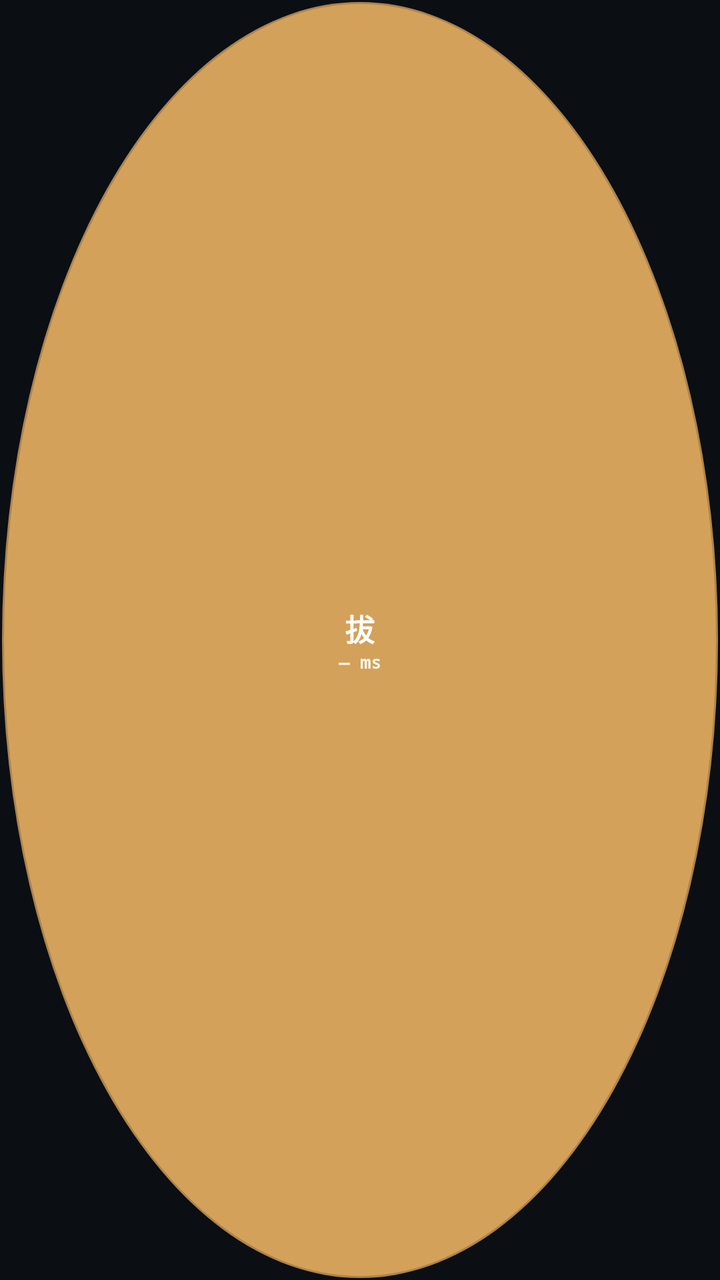
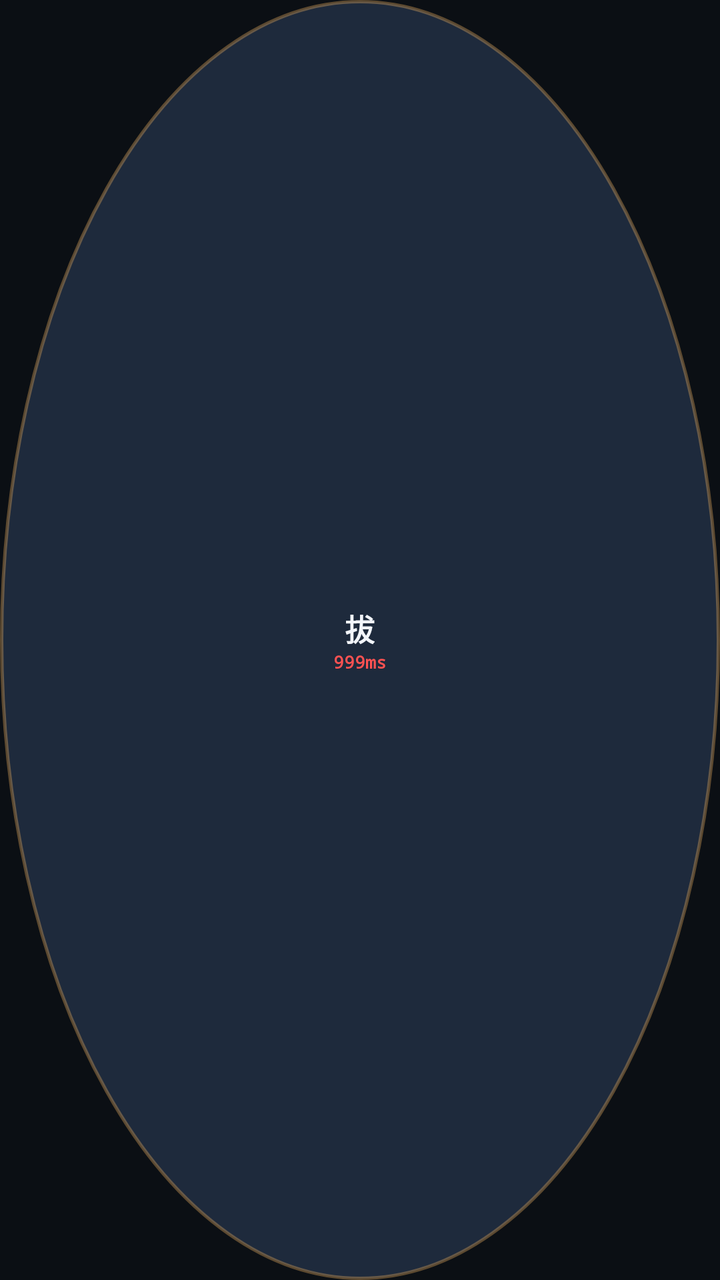

The first picture is an Android layout as it rendered before a commit; the second is the same layout after the commit. The layout source and the unified diff follow.
<!-- AndroidManifest.xml: application theme Theme.LuShiBaXian -->
<!-- res/layout/view_float_ball.xml -->
<?xml version="1.0" encoding="utf-8"?>
<FrameLayout xmlns:android="http://schemas.android.com/apk/res/android"
    android:layout_width="60dp"
    android:layout_height="60dp">

    <LinearLayout
        android:id="@+id/ballRoot"
        android:layout_width="match_parent"
        android:layout_height="match_parent"
        android:background="@drawable/bg_float_ball"
        android:gravity="center"
        android:orientation="vertical"
        android:paddingTop="4dp"
        android:paddingBottom="4dp">

        <TextView
            android:id="@+id/tvBall"
            android:layout_width="wrap_content"
            android:layout_height="wrap_content"
            android:includeFontPadding="false"
            android:text="@string/float_ball_label"
            android:textColor="@color/white"
            android:textSize="15sp"
            android:textStyle="bold" />

        <TextView
            android:id="@+id/tvBallLatency"
            android:layout_width="wrap_content"
            android:layout_height="wrap_content"
            android:layout_marginTop="1dp"
            android:fontFamily="monospace"
            android:includeFontPadding="false"
            android:text="— ms"
            android:textColor="#EEFFFFFF"
            android:textSize="9sp"
            android:textStyle="bold" />
    </LinearLayout>
</FrameLayout>
<!-- resources referenced by this layout -->
<resources>
  <color name="white">#FFFFFF</color>
  <!-- drawable bg_float_ball (drawable) -->
  <?xml version="1.0" encoding="utf-8"?>
  <shape xmlns:android="http://schemas.android.com/apk/res/android"
      android:shape="oval">
      <solid android:color="@color/ball_idle" />
      <stroke
          android:width="2dp"
          android:color="#330B0F14" />
  </shape>
  <string name="float_ball_label">拔</string>
  <style name="Theme.LuShiBaXian" parent="Theme.MaterialComponents.DayNight.NoActionBar">
          <item name="colorPrimary">@color/accent_copper</item>
          <item name="colorPrimaryDark">@color/bg_deep</item>
          <item name="colorAccent">@color/accent_copper</item>
          <item name="android:statusBarColor">@color/bg_deep</item>
          <item name="android:navigationBarColor">@color/bg_deep</item>
          <item name="android:windowBackground">@color/bg_deep</item>
          <item name="android:windowLightStatusBar">false</item>
          <item name="colorOnPrimary">@color/btn_start_text</item>
          <item name="android:textColorPrimary">@color/text_primary</item>
          <item name="android:textColorSecondary">@color/text_secondary</item>
      </style>
  <color name="ball_idle">#D4A15A</color>
  <color name="accent_copper">#D4A15A</color>
  <color name="bg_deep">#0B0F14</color>
  <color name="btn_start_text">#1A1208</color>
  <color name="text_primary">#E8EDF5</color>
  <color name="text_secondary">#8B97A8</color>
</resources>

<!-- the commit's change to res/layout/view_float_ball.xml (unified diff, before → after) -->
@@ -19,7 +19,7 @@
             android:layout_height="wrap_content"
             android:includeFontPadding="false"
             android:text="@string/float_ball_label"
-            android:textColor="@color/white"
+            android:textColor="@color/ball_label"
             android:textSize="15sp"
             android:textStyle="bold" />
 
@@ -30,8 +30,8 @@
             android:layout_marginTop="1dp"
             android:fontFamily="monospace"
             android:includeFontPadding="false"
-            android:text="— ms"
-            android:textColor="#EEFFFFFF"
+            android:text="999ms"
+            android:textColor="@color/latency_bad"
             android:textSize="9sp"
             android:textStyle="bold" />
     </LinearLayout>
<!-- resource entries referenced after the edit -->
@@ -1,14 +1,15 @@
 <!-- resources referenced by this layout -->
 <resources>
-  <color name="white">#FFFFFF</color>
+  <color name="ball_label">#F2F5FA</color>
+  <color name="latency_bad">#FF5252</color>
   <!-- drawable bg_float_ball (drawable) -->
   <?xml version="1.0" encoding="utf-8"?>
   <shape xmlns:android="http://schemas.android.com/apk/res/android"
       android:shape="oval">
       <solid android:color="@color/ball_idle" />
       <stroke
-          android:width="2dp"
-          android:color="#330B0F14" />
+          android:width="1.5dp"
+          android:color="#66D4A15A" />
   </shape>
   <string name="float_ball_label">拔</string>
   <style name="Theme.LuShiBaXian" parent="Theme.MaterialComponents.DayNight.NoActionBar">
@@ -23,7 +24,7 @@
           <item name="android:textColorPrimary">@color/text_primary</item>
           <item name="android:textColorSecondary">@color/text_secondary</item>
       </style>
-  <color name="ball_idle">#D4A15A</color>
+  <color name="ball_idle">#1E2A3C</color>
   <color name="accent_copper">#D4A15A</color>
   <color name="bg_deep">#0B0F14</color>
   <color name="btn_start_text">#1A1208</color>
